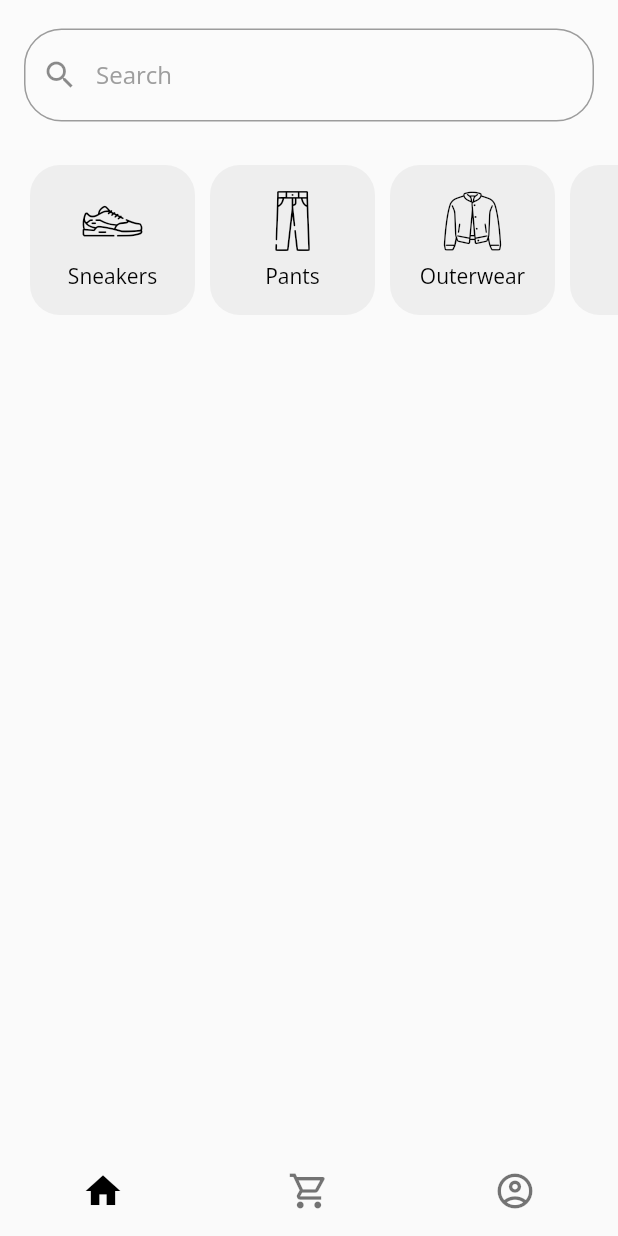
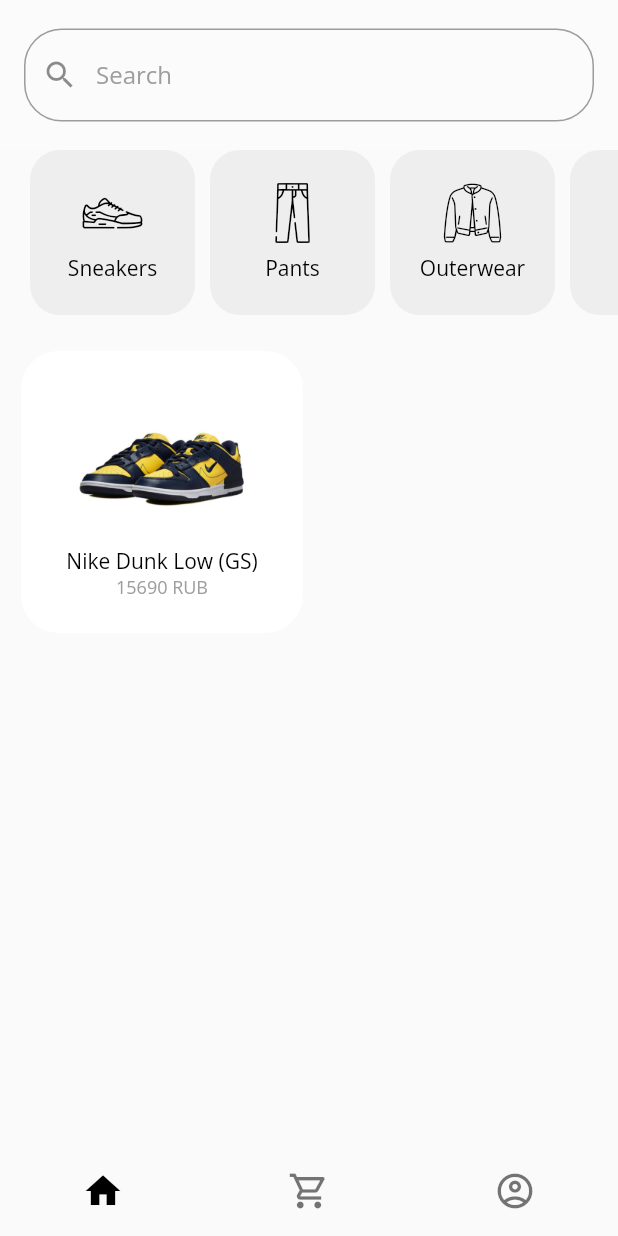
Before and after one commit to Yaroslv2/BrandPoint, a Flutter app: the screen it shows after launch, on a phone screen of 412 x 824 dp. Run offline on Flutter 3.47's test engine with Material 2 defaults, Android fonts, the phone set to English and light mode, and no system bars; our stand-ins replace equatable, flutter_bloc, google_fonts.

Commit message:
Add something new

```diff
--- /dev/null
+++ b/lib/data/product.dart
@@ -0,0 +1,24 @@
+import 'package:flutter/material.dart';
+
+class Product {
+  final String category;
+  final String label;
+  final List<double> sizes;
+  final List<AssetImage> images;
+  final int price;
+
+  Product(this.category, this.label, this.sizes, this.images, this.price);
+}
+
+List<Product> catalog = [
+  Product(
+      "Sneakers",
+      "Nike Dunk Low (GS)",
+      [35.5, 36, 36.5, 37.5],
+      [
+        const AssetImage("assets/images/nikedunklowgs.jpg"),
+        const AssetImage("assets/images/nikedunklowgs1.jpg"),
+        const AssetImage("assets/images/nikedunklowgs2.jpg")
+      ],
+      15690),
+];
--- a/lib/design/custom_icons.dart
+++ b/lib/design/custom_icons.dart
@@ -23,7 +23,7 @@ class CustomIcons {
 
   static const IconData sneakers =
       IconData(0xe800, fontFamily: _kFontFam, fontPackage: _kFontPkg);
-  static const IconData sport_wear =
+  static const IconData sportWear =
       IconData(0xe801, fontFamily: _kFontFam, fontPackage: _kFontPkg);
   static const IconData shirt =
       IconData(0xe802, fontFamily: _kFontFam, fontPackage: _kFontPkg);
--- a/lib/pages/account/view/account_page.dart
+++ b/lib/pages/account/view/account_page.dart
@@ -6,6 +6,6 @@ class AccountPage extends StatelessWidget {
 
   @override
   Widget build(BuildContext context) {
-    return AccountForm();
+    return const AccountForm();
   }
 }
--- a/lib/pages/home/data/categories.dart
+++ b/lib/pages/home/data/categories.dart
@@ -1,10 +1,9 @@
-import 'package:flutter/material.dart';
-
+import 'package:flutter/widgets.dart';
 import 'package:test_project/design/custom_icons.dart';
 
 class Category {
-  final label;
-  final icon;
+  final String label;
+  final IconData icon;
   bool isSelected = false;
 
   Category(this.label, this.icon) {
@@ -18,5 +17,5 @@ List<Category> categories = [
   Category("Outerwear", CustomIcons.jacket),
   Category("Hoodie", CustomIcons.hoodie),
   Category("T-shirt", CustomIcons.shirt),
-  Category("Track suit", CustomIcons.sport_wear),
+  Category("Track suit", CustomIcons.sportWear),
 ];
--- a/lib/pages/home/view/home_form.dart
+++ b/lib/pages/home/view/home_form.dart
@@ -1,5 +1,7 @@
 import 'package:flutter/material.dart';
+import 'package:google_fonts/google_fonts.dart';
 import 'package:test_project/design/styles.dart';
+import '../../../data/product.dart';
 import '../data/categories.dart';
 
 class HomeForm extends StatefulWidget {
@@ -10,6 +12,11 @@ class HomeForm extends StatefulWidget {
 }
 
 class _HomeFormState extends State<HomeForm> {
+  final _productLabelStyle = GoogleFonts.openSans(
+      color: Colors.black, fontWeight: FontWeight.w400, fontSize: 14);
+  final _productPriceStyle = GoogleFonts.openSans(
+      color: Colors.grey, fontWeight: FontWeight.w400, fontSize: 12);
+
   void changeActiveCategory(index) {
     setState(() {
       if (categories[index].isSelected) {
@@ -25,6 +32,93 @@ class _HomeFormState extends State<HomeForm> {
 
   @override
   Widget build(BuildContext context) {
+    Widget product(product) {
+      return Card(
+        shape: RoundedRectangleBorder(borderRadius: BorderRadius.circular(25)),
+        elevation: 0,
+        semanticContainer: true,
+        child: InkResponse(
+          borderRadius: BorderRadius.circular(25),
+          highlightShape: BoxShape.rectangle,
+          containedInkWell: true,
+          onTap: () {},
+          child: Column(
+            children: [
+              Ink.image(
+                height: 130,
+                width: double.infinity,
+                image: product.images[0],
+                fit: BoxFit.contain,
+              ),
+              Text(product.label, style: _productLabelStyle),
+              Text("${product.price} RUB", style: _productPriceStyle)
+            ],
+          ),
+        ),
+      );
+      // return ElevatedButton(
+      //     style: ElevatedButton.styleFrom(
+      //         backgroundColor: Color.fromARGB(255, 238, 238, 238),
+      //         shape: RoundedRectangleBorder(
+      //             borderRadius: BorderRadius.circular(25))),
+      //     onPressed: () {},
+      //     child: Column(
+      //       children: [
+      //         Flexible(
+      //             child: Image(
+      //           image: product.images[0],
+      //           width: 100,
+      //           height: 100,
+      //         )),
+      //         Text(
+      //           product.label,
+      //           style: mainTextStyleBlack,
+      //         ),
+      //         Text(
+      //           product.price.toString(),
+      //           style: textStyleGray,
+      //         )
+      //       ],
+      //     ));
+    }
+
+    Widget categoryButton(category, index) {
+      return Container(
+        padding: const EdgeInsets.symmetric(horizontal: 5),
+        height: 50,
+        width: 120,
+        child: ElevatedButton(
+          style: ElevatedButton.styleFrom(
+              backgroundColor: !category.isSelected
+                  ? const Color.fromARGB(255, 238, 238, 238)
+                  : const Color.fromARGB(255, 26, 26, 26),
+              elevation: 0,
+              shape: RoundedRectangleBorder(
+                  borderRadius: BorderRadius.circular(20))),
+          onPressed: () {
+            changeActiveCategory(index);
+          },
+          child: Column(
+            mainAxisAlignment: MainAxisAlignment.center,
+            children: [
+              Icon(
+                category.icon,
+                color: !category.isSelected ? Colors.black : Colors.white,
+                size: 40,
+              ),
+              const Padding(padding: EdgeInsets.only(bottom: 7)),
+              Text(
+                category.label,
+                style: !category.isSelected
+                    ? mainTextStyleBlack
+                    : mainTextStyleWhite,
+              )
+            ],
+          ),
+        ),
+      );
+    }
+
     return SafeArea(
         child: Scaffold(
             appBar: AppBar(
@@ -47,59 +141,34 @@ class _HomeFormState extends State<HomeForm> {
                 ),
               ),
             ),
-            body: Column(
-              children: [
-                Container(
-                    margin: const EdgeInsets.symmetric(vertical: 10),
-                    height: 100,
-                    width: double.infinity,
+            body: SingleChildScrollView(
+              child: Column(
+                mainAxisSize: MainAxisSize.min,
+                children: [
+                  SizedBox(
+                    height: 110,
                     child: ListView.builder(
+                        padding: const EdgeInsets.symmetric(horizontal: 15),
                         scrollDirection: Axis.horizontal,
-                        padding: const EdgeInsets.symmetric(horizontal: 15),
                         itemCount: categories.length,
-                        itemBuilder: (BuildContext context, int index) {
-                          return Container(
-                            padding: const EdgeInsets.symmetric(horizontal: 5),
-                            child: SizedBox(
-                              height: 60,
-                              width: 110,
-                              child: ElevatedButton(
-                                style: ElevatedButton.styleFrom(
-                                    backgroundColor: !categories[index]
-                                            .isSelected
-                                        ? const Color.fromARGB(
-                                            255, 238, 238, 238)
-                                        : const Color.fromARGB(255, 26, 26, 26),
-                                    elevation: 0,
-                                    shape: RoundedRectangleBorder(
-                                        borderRadius:
-                                            BorderRadius.circular(20))),
-                                onPressed: () {
-                                  changeActiveCategory(index);
-                                },
-                                child: Column(
-                                  mainAxisAlignment: MainAxisAlignment.center,
-                                  children: [
-                                    Icon(categories[index].icon,
-                                        color: !categories[index].isSelected
-                                            ? Colors.black
-                                            : Colors.white,
-                                        size: 40),
-                                    const Padding(
-                                        padding: EdgeInsets.only(bottom: 7)),
-                                    Text(
-                                      categories[index].label,
-                                      style: !categories[index].isSelected
-                                          ? mainTextStyleBlack
-                                          : mainTextStyleWhite,
-                                    )
-                                  ],
-                                ),
-                              ),
-                            ),
-                          );
-                        }))
-              ],
+                        itemBuilder: (context, index) =>
+                            categoryButton(categories[index], index)),
+                  ),
+                  const Padding(padding: EdgeInsets.symmetric(vertical: 10)),
+                  Flexible(
+                      child: GridView.count(
+                          padding: const EdgeInsets.symmetric(horizontal: 10),
+                          physics: const NeverScrollableScrollPhysics(),
+                          shrinkWrap: true,
+                          crossAxisCount: 2,
+                          children: List.generate(
+                            catalog.length,
+                            ((index) {
+                              return product(catalog[index]);
+                            }),
+                          )))
+                ],
+              ),
             )));
   }
 }
--- a/lib/pages/home/view/home_page.dart
+++ b/lib/pages/home/view/home_page.dart
@@ -6,6 +6,6 @@ class HomePage extends StatelessWidget {
 
   @override
   Widget build(BuildContext context) {
-    return HomeForm();
+    return const HomeForm();
   }
 }
--- a/lib/pages/shopping_cart/view/cart_form.dart
+++ b/lib/pages/shopping_cart/view/cart_form.dart
@@ -1,5 +1,4 @@
 import 'package:flutter/material.dart';
-import 'view.dart';
 
 class CartForm extends StatefulWidget {
   const CartForm({super.key});
--- a/lib/pages/shopping_cart/view/cart_page.dart
+++ b/lib/pages/shopping_cart/view/cart_page.dart
@@ -6,6 +6,6 @@ class CartPage extends StatelessWidget {
 
   @override
   Widget build(BuildContext context) {
-    return CartForm();
+    return const CartForm();
   }
 }
--- a/pubspec.yaml
+++ b/pubspec.yaml
@@ -66,6 +66,7 @@ flutter:
   # To add assets to your application, add an assets section, like this:
   assets:
     - assets/images/
+    - assets/catalog/
 
   fonts:
     - family: CustomIcons
```
Also changed, not shown: assets/images/nikedunklowgs.jpg (added), assets/images/nikedunklowgs1.jpg (added), assets/images/nikedunklowgs2.jpg (added).
